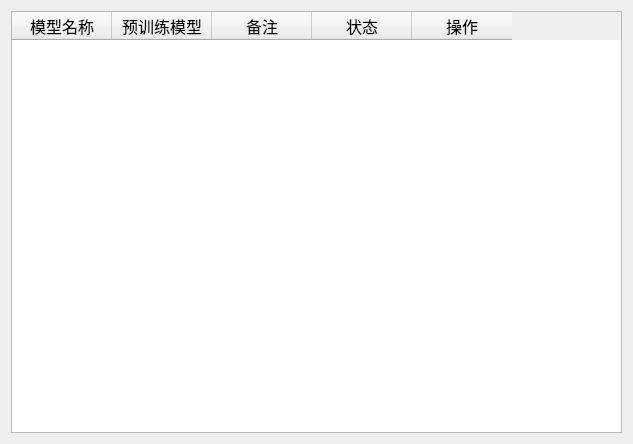
Zdh-501/OCRQt, file ui/layout/UI_ModelManagePage.ui: the form before one commit.
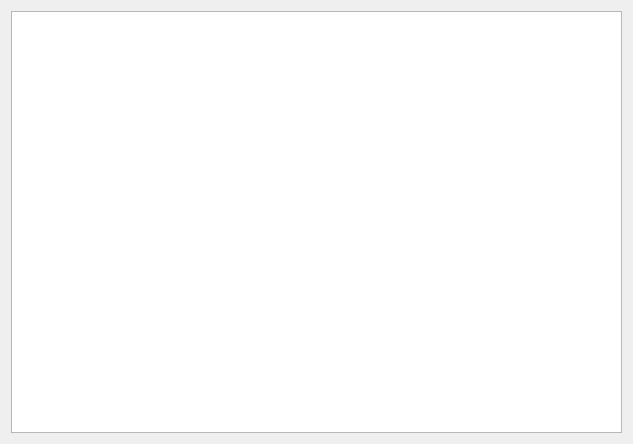
The form after the commit.

Commit message: 用户页面 添加了 用户信息字段 训练页面 添加了 模型名称字段

```diff
--- a/ui/layout/UI_ModelManagePage.ui
+++ b/ui/layout/UI_ModelManagePage.ui
@@ -24,31 +24,6 @@
      <attribute name="horizontalHeaderStretchLastSection">
       <bool>false</bool>
      </attribute>
-     <column>
-      <property name="text">
-       <string>模型名称</string>
-      </property>
-     </column>
-     <column>
-      <property name="text">
-       <string>预训练模型</string>
-      </property>
-     </column>
-     <column>
-      <property name="text">
-       <string>备注</string>
-      </property>
-     </column>
-     <column>
-      <property name="text">
-       <string>状态</string>
-      </property>
-     </column>
-     <column>
-      <property name="text">
-       <string>操作</string>
-      </property>
-     </column>
     </widget>
    </item>
   </layout>
```
The commit also changes 7 other files.
